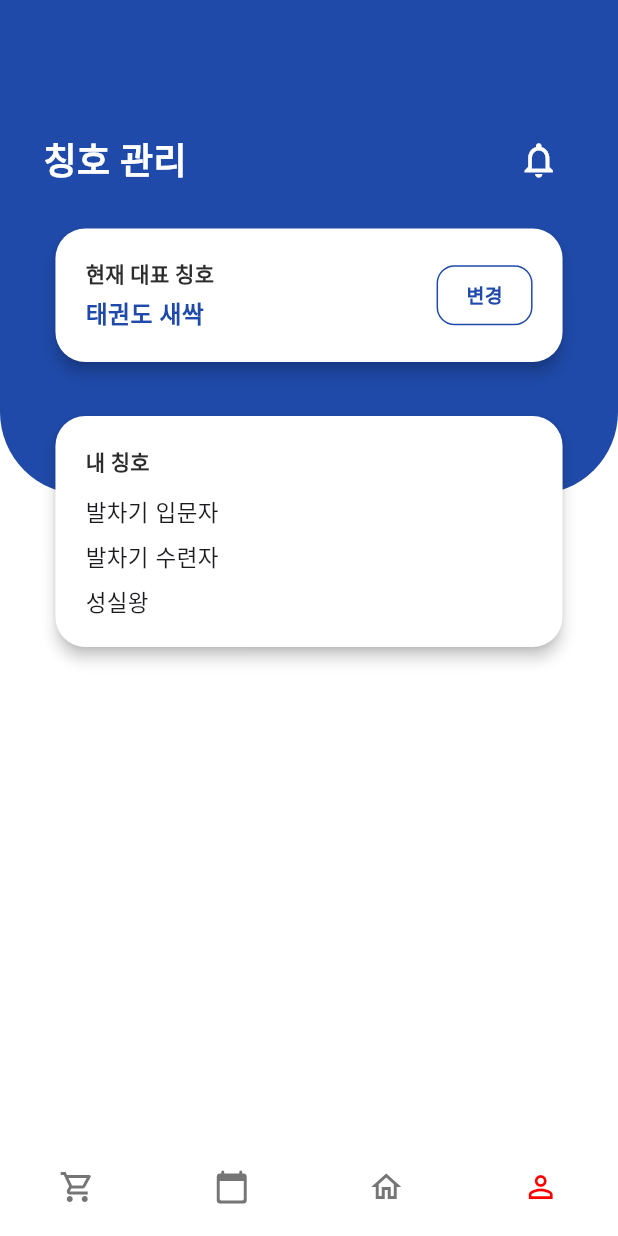
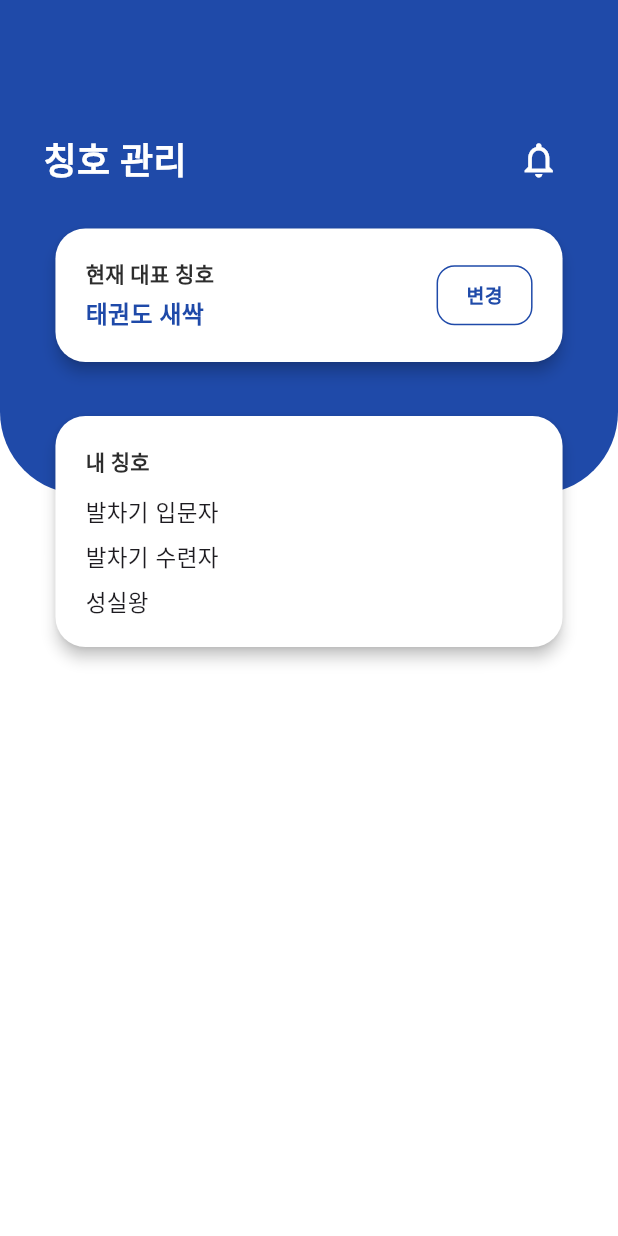
Before and after one commit to Taekwondo1906/taekwon, a Flutter app: the MyPageNavigator widget shown alone on an empty page, opened directly, after a tap on "칭호 관리", on a phone screen of 412 x 824 dp. Run offline on Flutter 3.47's test engine with Material 3 defaults, Android fonts, the phone set to English and light mode, and no system bars; our stand-ins replace device_preview, google_fonts.

Commit message:
🐛마이페이지 네비게션 바 오류 수정

```diff
--- a/lib/mypage/mypage_navigator.dart
+++ b/lib/mypage/mypage_navigator.dart
@@ -3,7 +3,6 @@ import 'package:taekwon/mypage/mypage_screen.dart';
 import 'package:taekwon/mypage/point_history_screen.dart';
 import 'package:taekwon/mypage/title_manage_screen.dart';
 import 'package:taekwon/mypage/attendance_screen.dart'; // 출결 내역
-import 'package:taekwon/navigation/navigation_bar.dart'; // ✅ 네비게이션 바 추가
 
 final GlobalKey<NavigatorState> myPageNavigatorKey =
     GlobalKey<NavigatorState>();
@@ -13,8 +12,7 @@ class MyPageNavigator extends StatelessWidget {
 
   @override
   Widget build(BuildContext context) {
-    return Scaffold(
-      body: Navigator(
+    return Navigator(
       key: myPageNavigatorKey,
       initialRoute: '/',
       onGenerateRoute: (settings) {
@@ -30,28 +28,13 @@ class MyPageNavigator extends StatelessWidget {
             page = const TitleManageScreen();
             break;
           case '/attendance':
-              page = const AttendanceHistoryScreen(); //만들어야 함
+            page = const AttendanceHistoryScreen();
             break;
           default:
             throw Exception('Unknown route: ${settings.name}');
         }
         return MaterialPageRoute(builder: (_) => page, settings: settings);
       },
-      ),
-      bottomNavigationBar: CustomNavigationBar(
-        currentIndex: 3, // ✅ "마이페이지" 탭 강조
-        onTap: (index) {
-          if (index == 0) {
-            // 포인트샵 화면으로 이동
-          } else if (index == 1) {
-            // 공지사항 화면으로 이동
-          } else if (index == 2) {
-            // 홈 화면으로 이동
-          } else if (index == 3) {
-            // 마이페이지 → 이미 MyPageNavigator니까 아무 동작 필요 없음
-          }
-        },
-      ),
     );
   }
 }
```
Lines whose indentation alone changed are shown as unchanged.
